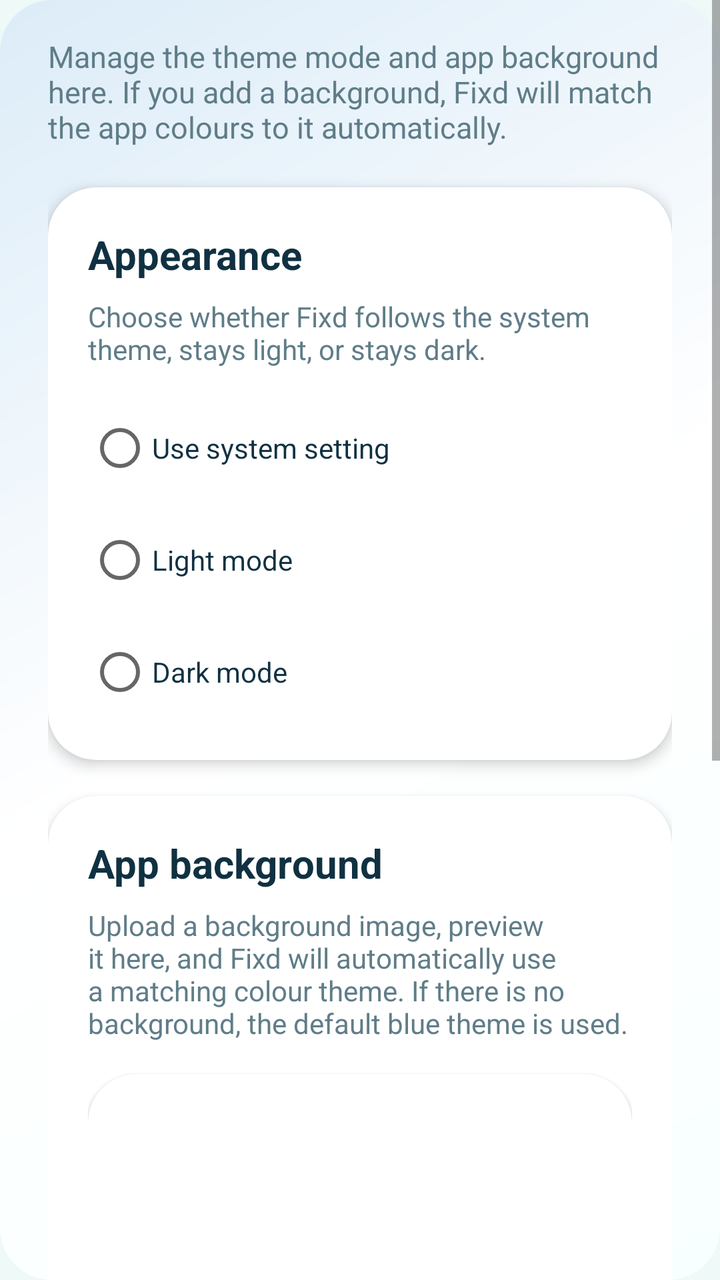
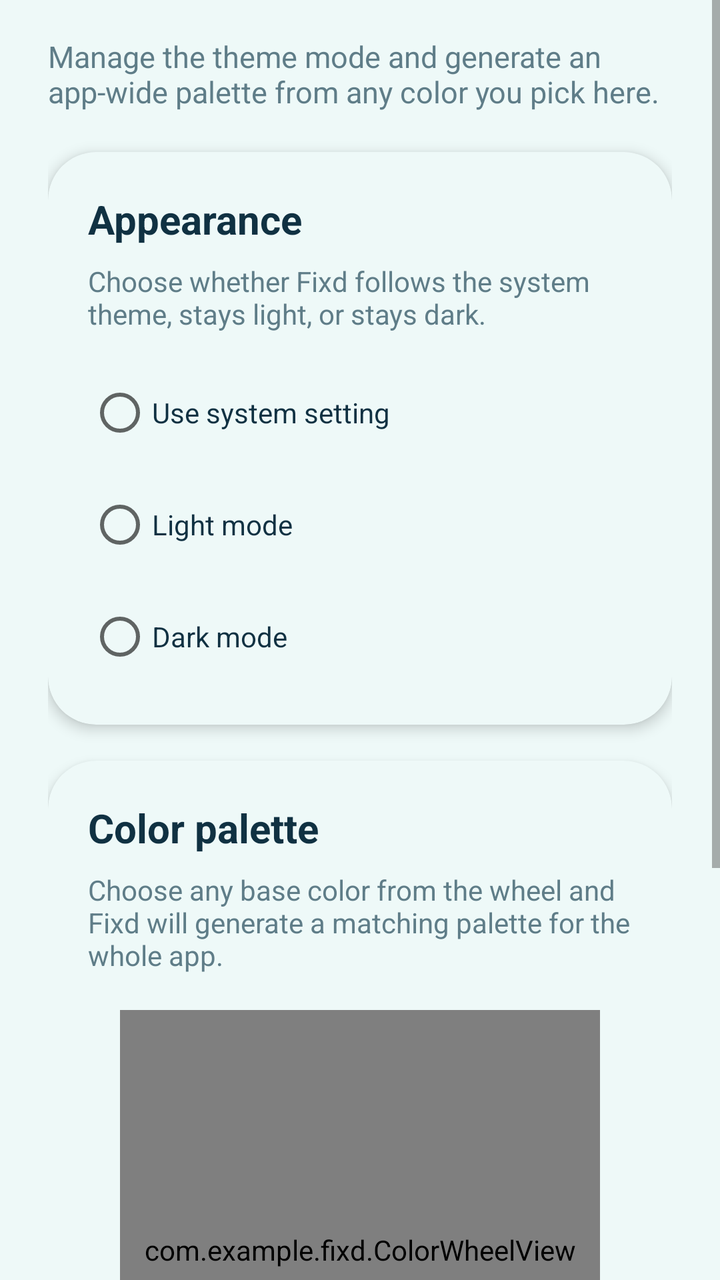

Before-and-after screenshots of an Android layout around one commit, followed by the original layout XML and the change that was made.
<!-- AndroidManifest.xml: application theme Theme.Fixd -->
<!-- res/layout/fragment_settings.xml -->
<?xml version="1.0" encoding="utf-8"?>
<ScrollView xmlns:android="http://schemas.android.com/apk/res/android"
    xmlns:app="http://schemas.android.com/apk/res-auto"
    android:layout_width="match_parent"
    android:layout_height="match_parent"
    android:background="@drawable/bg_tab_card"
    android:fillViewport="true">

    <LinearLayout
        android:layout_width="match_parent"
        android:layout_height="wrap_content"
        android:orientation="vertical"
        android:paddingStart="24dp"
        android:paddingTop="18dp"
        android:paddingEnd="24dp"
        android:paddingBottom="20dp">

        <TextView
            android:layout_width="match_parent"
            android:layout_height="wrap_content"
            android:text="@string/settings_page_body"
            android:textColor="@color/brand_text_muted"
            android:textSize="15sp" />

        <com.google.android.material.card.MaterialCardView
            style="@style/Widget.Fixd.TileCard"
            android:layout_width="match_parent"
            android:layout_height="wrap_content"
            android:layout_marginTop="20dp"
            app:cardBackgroundColor="@color/brand_card"
            app:shapeAppearanceOverlay="@style/ShapeAppearance.Fixd.Tile">

            <LinearLayout
                android:layout_width="match_parent"
                android:layout_height="wrap_content"
                android:orientation="vertical"
                android:padding="20dp">

                <TextView
                    android:layout_width="wrap_content"
                    android:layout_height="wrap_content"
                    android:text="@string/settings_theme_title"
                    android:textColor="@color/brand_text"
                    android:textSize="20sp"
                    android:textStyle="bold" />

                <TextView
                    android:layout_width="match_parent"
                    android:layout_height="wrap_content"
                    android:layout_marginTop="8dp"
                    android:text="@string/settings_theme_body"
                    android:textColor="@color/brand_text_muted"
                    android:textSize="14sp" />

                <RadioGroup
                    android:id="@+id/themeModeGroup"
                    android:layout_width="match_parent"
                    android:layout_height="wrap_content"
                    android:layout_marginTop="16dp">

                    <RadioButton
                        android:id="@+id/themeSystem"
                        android:layout_width="match_parent"
                        android:layout_height="wrap_content"
                        android:text="@string/settings_theme_system"
                        android:textColor="@color/brand_text" />

                    <RadioButton
                        android:id="@+id/themeLight"
                        android:layout_width="match_parent"
                        android:layout_height="wrap_content"
                        android:layout_marginTop="8dp"
                        android:text="@string/settings_theme_light"
                        android:textColor="@color/brand_text" />

                    <RadioButton
                        android:id="@+id/themeDark"
                        android:layout_width="match_parent"
                        android:layout_height="wrap_content"
                        android:layout_marginTop="8dp"
                        android:text="@string/settings_theme_dark"
                        android:textColor="@color/brand_text" />
                </RadioGroup>
            </LinearLayout>
        </com.google.android.material.card.MaterialCardView>

        <com.google.android.material.card.MaterialCardView
            style="@style/Widget.Fixd.TileCard"
            android:layout_width="match_parent"
            android:layout_height="wrap_content"
            android:layout_marginTop="18dp"
            app:cardBackgroundColor="@color/brand_card"
            app:shapeAppearanceOverlay="@style/ShapeAppearance.Fixd.Tile">

            <LinearLayout
                android:layout_width="match_parent"
                android:layout_height="wrap_content"
                android:orientation="vertical"
                android:padding="20dp">

                <TextView
                    android:layout_width="wrap_content"
                    android:layout_height="wrap_content"
                    android:text="@string/profile_background_title"
                    android:textColor="@color/brand_text"
                    android:textSize="20sp"
                    android:textStyle="bold" />

                <TextView
                    android:layout_width="match_parent"
                    android:layout_height="wrap_content"
                    android:layout_marginTop="8dp"
                    android:text="@string/settings_background_body"
                    android:textColor="@color/brand_text_muted"
                    android:textSize="14sp" />

                <com.google.android.material.card.MaterialCardView
                    android:layout_width="match_parent"
                    android:layout_height="190dp"
                    android:layout_marginTop="16dp"
                    app:cardBackgroundColor="@color/brand_card"
                    app:shapeAppearanceOverlay="@style/ShapeAppearance.Fixd.Tile">

                    <ImageView
                        android:id="@+id/backgroundPreviewImage"
                        android:layout_width="match_parent"
                        android:layout_height="match_parent"
                        android:contentDescription="@string/profile_background_preview"
                        android:scaleType="centerCrop" />
                </com.google.android.material.card.MaterialCardView>

                <TextView
                    android:id="@+id/backgroundPreviewHint"
                    android:layout_width="match_parent"
                    android:layout_height="wrap_content"
                    android:layout_marginTop="10dp"
                    android:text="@string/profile_background_empty"
                    android:textColor="@color/brand_text_muted"
                    android:textSize="13sp" />

                <TextView
                    android:id="@+id/backgroundBrightnessLabel"
                    android:layout_width="match_parent"
                    android:layout_height="wrap_content"
                    android:layout_marginTop="16dp"
                    android:textColor="@color/brand_text"
                    android:textStyle="bold" />

                <SeekBar
                    android:id="@+id/backgroundBrightnessSeekBar"
                    android:layout_width="match_parent"
                    android:layout_height="wrap_content"
                    android:max="145"
                    android:progress="65" />

                <TextView
                    android:id="@+id/backgroundBlurLabel"
                    android:layout_width="match_parent"
                    android:layout_height="wrap_content"
                    android:layout_marginTop="8dp"
                    android:textColor="@color/brand_text"
                    android:textStyle="bold" />

                <SeekBar
                    android:id="@+id/backgroundBlurSeekBar"
                    android:layout_width="match_parent"
                    android:layout_height="wrap_content"
                    android:max="25"
                    android:progress="0" />

                <com.google.android.material.button.MaterialButton
                    android:id="@+id/chooseBackgroundButton"
                    style="@style/Widget.MaterialComponents.Button.OutlinedButton"
                    android:layout_width="match_parent"
                    android:layout_height="wrap_content"
                    android:layout_marginTop="16dp"
                    android:text="@string/profile_background_choose" />

                <com.google.android.material.button.MaterialButton
                    android:id="@+id/applyBackgroundButton"
                    android:layout_width="match_parent"
                    android:layout_height="wrap_content"
                    android:layout_marginTop="12dp"
                    android:text="@string/profile_background_apply" />

                <com.google.android.material.button.MaterialButton
                    android:id="@+id/removeBackgroundButton"
                    style="@style/Widget.MaterialComponents.Button.OutlinedButton"
                    android:layout_width="match_parent"
                    android:layout_height="wrap_content"
                    android:layout_marginTop="12dp"
                    android:text="@string/profile_background_remove" />
            </LinearLayout>
        </com.google.android.material.card.MaterialCardView>
    </LinearLayout>
</ScrollView>
<!-- resources referenced by this layout -->
<resources>
  <color name="brand_card">#FFFFFFFF</color>
  <color name="brand_text">#103142</color>
  <color name="brand_text_muted">#5F7D88</color>
  <!-- drawable bg_tab_card (drawable) -->
  <?xml version="1.0" encoding="utf-8"?>
  <shape xmlns:android="http://schemas.android.com/apk/res/android">
      <gradient
          android:angle="135"
          android:centerColor="@color/white"
          android:endColor="@color/brand_surface_tint"
          android:startColor="#F8FFFF" />
      <corners android:radius="26dp" />
  </shape>
  <string name="profile_background_apply">Apply background</string>
  <string name="profile_background_choose">Choose background photo</string>
  <string name="profile_background_empty">No custom background selected yet.</string>
  <string name="profile_background_preview">Background preview</string>
  <string name="profile_background_remove">Remove background</string>
  <string name="profile_background_title">App background</string>
  <string name="settings_background_body">Upload a background image, preview it here, and Fixd will automatically use a matching colour theme. If there is no background, the default blue theme is used.</string>
  <string name="settings_page_body">Manage the theme mode and app background here. If you add a background, Fixd will match the app colours to it automatically.</string>
  <string name="settings_theme_body">Choose whether Fixd follows the system theme, stays light, or stays dark.</string>
  <string name="settings_theme_dark">Dark mode</string>
  <string name="settings_theme_light">Light mode</string>
  <string name="settings_theme_system">Use system setting</string>
  <string name="settings_theme_title">Appearance</string>
  <style name="ShapeAppearance.Fixd.Tile" parent="">
          <item name="cornerFamily">rounded</item>
          <item name="cornerSize">24dp</item>
      </style>
  <style name="Widget.Fixd.TileCard" parent="Widget.MaterialComponents.CardView">
          <item name="cardCornerRadius">24dp</item>
          <item name="cardElevation">4dp</item>
          <item name="strokeWidth">0dp</item>
          <item name="shapeAppearanceOverlay">@style/ShapeAppearance.Fixd.Tile</item>
      </style>
  <color name="white">#FFFFFFFF</color>
  <color name="brand_surface_tint">#DCECF8</color>
  <color name="brand_primary">#0F5D7A</color>
  <color name="brand_primary_dark">#083C54</color>
  <color name="brand_secondary">#2F8FCE</color>
  <color name="brand_gradient_mid">#168AA7</color>
  <color name="brand_surface">#EEF9F8</color>
  <color name="transparent">#00000000</color>
  <style name="Widget.Fixd.Button" parent="Widget.MaterialComponents.Button">
          <item name="cornerRadius">16dp</item>
          <item name="android:textAllCaps">false</item>
          <item name="rippleColor">@color/transparent</item>
      </style>
  <style name="Widget.Fixd.TextInputEditText" parent="Widget.MaterialComponents.TextInputEditText.OutlinedBox">
          <item name="android:textColor">@color/brand_text</item>
          <item name="android:textColorHint">@color/brand_text_muted</item>
          <item name="android:textCursorDrawable">@null</item>
      </style>
  <style name="Widget.Fixd.TextInputLayout" parent="Widget.MaterialComponents.TextInputLayout.OutlinedBox">
          <item name="boxBackgroundColor">@color/brand_card</item>
          <item name="boxStrokeColor">@color/brand_accent</item>
          <item name="boxCornerRadiusTopStart">18dp</item>
          <item name="boxCornerRadiusTopEnd">18dp</item>
          <item name="boxCornerRadiusBottomStart">18dp</item>
          <item name="boxCornerRadiusBottomEnd">18dp</item>
          <item name="hintTextColor">@color/brand_text_muted</item>
          <item name="android:textColorHint">@color/brand_text_muted</item>
      </style>
  <color name="brand_accent">#79BFF0</color>
  <!-- unchanged entries left out for length: 1 -->
</resources>

<!-- the commit's change to res/layout/fragment_settings.xml (unified diff, before → after) -->
@@ -3,7 +3,6 @@
     xmlns:app="http://schemas.android.com/apk/res-auto"
     android:layout_width="match_parent"
     android:layout_height="match_parent"
-    android:background="@drawable/bg_tab_card"
     android:fillViewport="true">
 
     <LinearLayout
@@ -27,7 +26,6 @@
             android:layout_width="match_parent"
             android:layout_height="wrap_content"
             android:layout_marginTop="20dp"
-            app:cardBackgroundColor="@color/brand_card"
             app:shapeAppearanceOverlay="@style/ShapeAppearance.Fixd.Tile">
 
             <LinearLayout
@@ -89,7 +87,6 @@
             android:layout_width="match_parent"
             android:layout_height="wrap_content"
             android:layout_marginTop="18dp"
-            app:cardBackgroundColor="@color/brand_card"
             app:shapeAppearanceOverlay="@style/ShapeAppearance.Fixd.Tile">
 
             <LinearLayout
@@ -101,7 +98,7 @@
                 <TextView
                     android:layout_width="wrap_content"
                     android:layout_height="wrap_content"
-                    android:text="@string/profile_background_title"
+                    android:text="@string/settings_palette_title"
                     android:textColor="@color/brand_text"
                     android:textSize="20sp"
                     android:textStyle="bold" />
@@ -110,86 +107,74 @@
                     android:layout_width="match_parent"
                     android:layout_height="wrap_content"
                     android:layout_marginTop="8dp"
-                    android:text="@string/settings_background_body"
+                    android:text="@string/settings_palette_body"
                     android:textColor="@color/brand_text_muted"
                     android:textSize="14sp" />
 
-                <com.google.android.material.card.MaterialCardView
-                    android:layout_width="match_parent"
-                    android:layout_height="190dp"
-                    android:layout_marginTop="16dp"
-                    app:cardBackgroundColor="@color/brand_card"
-                    app:shapeAppearanceOverlay="@style/ShapeAppearance.Fixd.Tile">
-
-                    <ImageView
-                        android:id="@+id/backgroundPreviewImage"
-                        android:layout_width="match_parent"
-                        android:layout_height="match_parent"
-                        android:contentDescription="@string/profile_background_preview"
-                        android:scaleType="centerCrop" />
-                </com.google.android.material.card.MaterialCardView>
+                <com.example.fixd.ColorWheelView
+                    android:id="@+id/colorWheel"
+                    android:layout_width="240dp"
+                    android:layout_height="240dp"
+                    android:layout_gravity="center_horizontal"
+                    android:layout_marginTop="18dp" />
 
                 <TextView
-                    android:id="@+id/backgroundPreviewHint"
+                    android:id="@+id/selectedColorLabel"
                     android:layout_width="match_parent"
                     android:layout_height="wrap_content"
-                    android:layout_marginTop="10dp"
-                    android:text="@string/profile_background_empty"
-                    android:textColor="@color/brand_text_muted"
-                    android:textSize="13sp" />
-
-                <TextView
-                    android:id="@+id/backgroundBrightnessLabel"
-                    android:layout_width="match_parent"
-                    android:layout_height="wrap_content"
-                    android:layout_marginTop="16dp"
+                    android:layout_marginTop="14dp"
+                    android:gravity="center"
                     android:textColor="@color/brand_text"
                     android:textStyle="bold" />
 
-                <SeekBar
-                    android:id="@+id/backgroundBrightnessSeekBar"
+                <LinearLayout
                     android:layout_width="match_parent"
                     android:layout_height="wrap_content"
-                    android:max="145"
-                    android:progress="65" />
+                    android:layout_marginTop="14dp"
+                    android:gravity="center"
+                    android:orientation="horizontal">
 
-                <TextView
-                    android:id="@+id/backgroundBlurLabel"
+                    <View
+                        android:id="@+id/swatchPrimary"
+                        android:layout_width="0dp"
+                        android:layout_height="46dp"
+                        android:layout_marginEnd="6dp"
+                        android:layout_weight="1"
+                        android:background="@drawable/bg_tab_card" />
+
+                    <View
+                        android:id="@+id/swatchSecondary"
+                        android:layout_width="0dp"
+                        android:layout_height="46dp"
+                        android:layout_marginStart="6dp"
+                        android:layout_marginEnd="6dp"
+                        android:layout_weight="1"
+                        android:background="@drawable/bg_tab_card" />
+
+                    <View
+                        android:id="@+id/swatchSurface"
+                        android:layout_width="0dp"
+                        android:layout_height="46dp"
+                        android:layout_marginStart="6dp"
+                        android:layout_marginEnd="6dp"
+                        android:layout_weight="1"
+                        android:background="@drawable/bg_tab_card" />
+
+                    <View
+                        android:id="@+id/swatchCard"
+                        android:layout_width="0dp"
+                        android:layout_height="46dp"
+                        android:layout_marginStart="6dp"
+                        android:layout_weight="1"
+                        android:background="@drawable/bg_tab_card" />
+                </LinearLayout>
+
+                <com.google.android.material.button.MaterialButton
+                    android:id="@+id/applyPaletteButton"
                     android:layout_width="match_parent"
                     android:layout_height="wrap_content"
-                    android:layout_marginTop="8dp"
-                    android:textColor="@color/brand_text"
-                    android:textStyle="bold" />
-
-                <SeekBar
-                    android:id="@+id/backgroundBlurSeekBar"
-                    android:layout_width="match_parent"
-                    android:layout_height="wrap_content"
-                    android:max="25"
-                    android:progress="0" />
-
-                <com.google.android.material.button.MaterialButton
-                    android:id="@+id/chooseBackgroundButton"
-                    style="@style/Widget.MaterialComponents.Button.OutlinedButton"
-                    android:layout_width="match_parent"
-                    android:layout_height="wrap_content"
-                    android:layout_marginTop="16dp"
-                    android:text="@string/profile_background_choose" />
-
-                <com.google.android.material.button.MaterialButton
-                    android:id="@+id/applyBackgroundButton"
-                    android:layout_width="match_parent"
-                    android:layout_height="wrap_content"
-                    android:layout_marginTop="12dp"
-                    android:text="@string/profile_background_apply" />
-
-                <com.google.android.material.button.MaterialButton
-                    android:id="@+id/removeBackgroundButton"
-                    style="@style/Widget.MaterialComponents.Button.OutlinedButton"
-                    android:layout_width="match_parent"
-                    android:layout_height="wrap_content"
-                    android:layout_marginTop="12dp"
-                    android:text="@string/profile_background_remove" />
+                    android:layout_marginTop="18dp"
+                    android:text="@string/settings_palette_apply" />
             </LinearLayout>
         </com.google.android.material.card.MaterialCardView>
     </LinearLayout>
<!-- resource entries referenced after the edit -->
@@ -6,21 +6,13 @@
   <!-- drawable bg_tab_card (drawable) -->
   <?xml version="1.0" encoding="utf-8"?>
   <shape xmlns:android="http://schemas.android.com/apk/res/android">
-      <gradient
-          android:angle="135"
-          android:centerColor="@color/white"
-          android:endColor="@color/brand_surface_tint"
-          android:startColor="#F8FFFF" />
+      <solid android:color="@color/brand_card" />
       <corners android:radius="26dp" />
   </shape>
-  <string name="profile_background_apply">Apply background</string>
-  <string name="profile_background_choose">Choose background photo</string>
-  <string name="profile_background_empty">No custom background selected yet.</string>
-  <string name="profile_background_preview">Background preview</string>
-  <string name="profile_background_remove">Remove background</string>
-  <string name="profile_background_title">App background</string>
-  <string name="settings_background_body">Upload a background image, preview it here, and Fixd will automatically use a matching colour theme. If there is no background, the default blue theme is used.</string>
-  <string name="settings_page_body">Manage the theme mode and app background here. If you add a background, Fixd will match the app colours to it automatically.</string>
+  <string name="settings_page_body">Manage the theme mode and generate an app-wide palette from any color you pick here.</string>
+  <string name="settings_palette_apply">Apply color palette</string>
+  <string name="settings_palette_body">Choose any base color from the wheel and Fixd will generate a matching palette for the whole app.</string>
+  <string name="settings_palette_title">Color palette</string>
   <string name="settings_theme_body">Choose whether Fixd follows the system theme, stays light, or stays dark.</string>
   <string name="settings_theme_dark">Dark mode</string>
   <string name="settings_theme_light">Light mode</string>
@@ -37,7 +29,6 @@
           <item name="shapeAppearanceOverlay">@style/ShapeAppearance.Fixd.Tile</item>
       </style>
   <color name="white">#FFFFFFFF</color>
-  <color name="brand_surface_tint">#DCECF8</color>
   <color name="brand_primary">#0F5D7A</color>
   <color name="brand_primary_dark">#083C54</color>
   <color name="brand_secondary">#2F8FCE</color>
